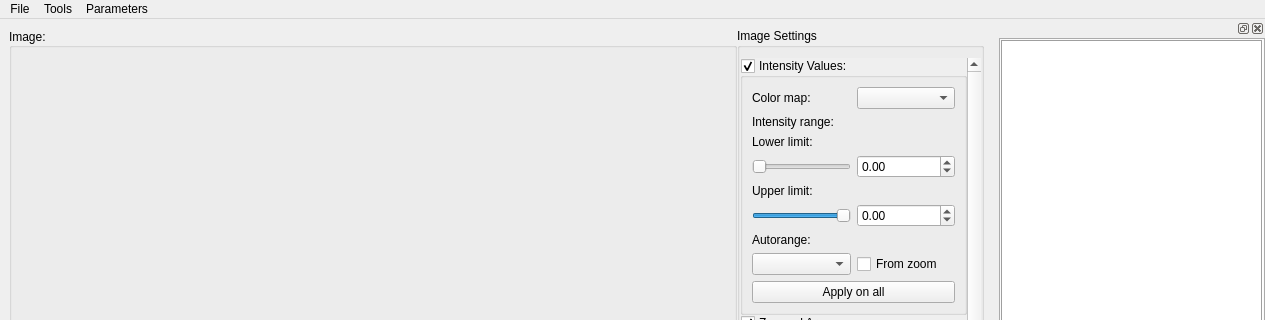
This is ui_elements/MainWindow.ui in LabTelc/Zajex as Qt 5 draws it before an edit; both pictures show x 0 to 1265 and y 0 to 320 of the 1265 by 822 pixel window. The edited form follows.
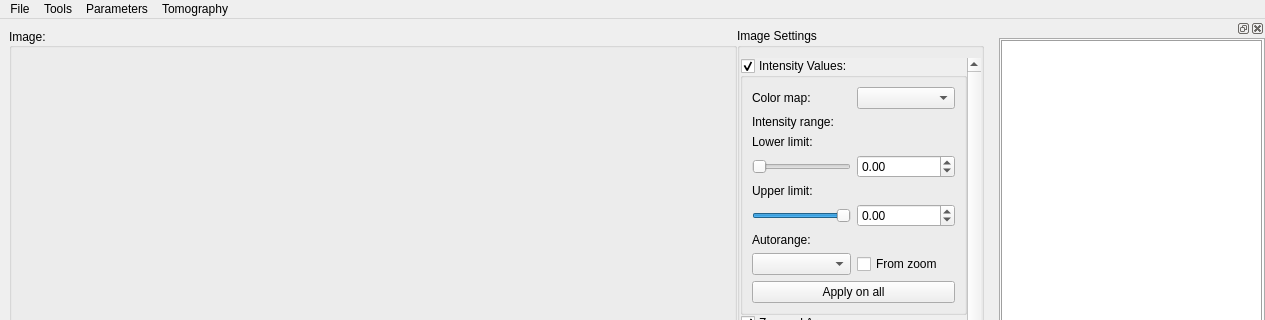
This is the edited form. Custom widgets are drawn as their Qt base class.

The edit to the form file:
```diff
--- a/ui_elements/MainWindow.ui
+++ b/ui_elements/MainWindow.ui
@@ -1161,9 +1161,16 @@
     <addaction name="aSetInputParams"/>
     <addaction name="aSwitchTheme"/>
    </widget>
+   <widget class="QMenu" name="menuTomography">
+    <property name="title">
+     <string>Tomography</string>
+    </property>
+    <addaction name="actionNew_tomography"/>
+   </widget>
    <addaction name="menuFile"/>
    <addaction name="menuTools"/>
    <addaction name="menuSet_input_parameters"/>
+   <addaction name="menuTomography"/>
   </widget>
   <action name="a_Load_Images">
    <property name="text">
```
Left out of the diff: 7 changed lines with no effect on the pictures.
